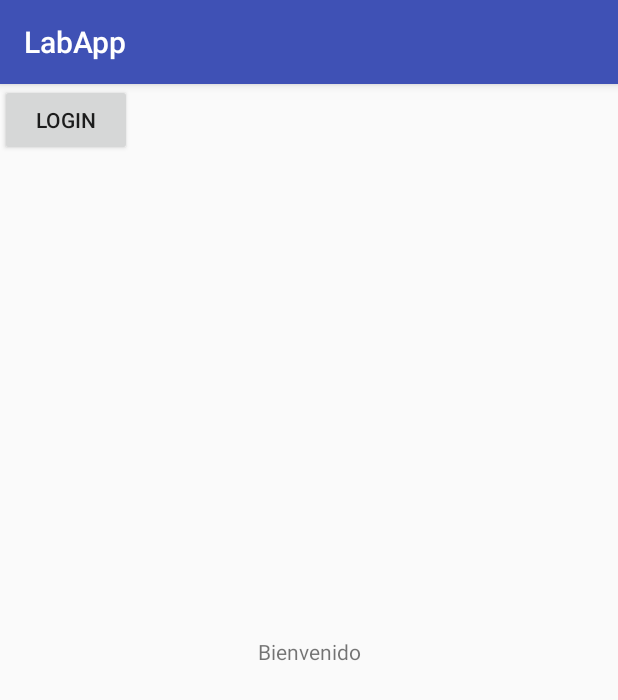
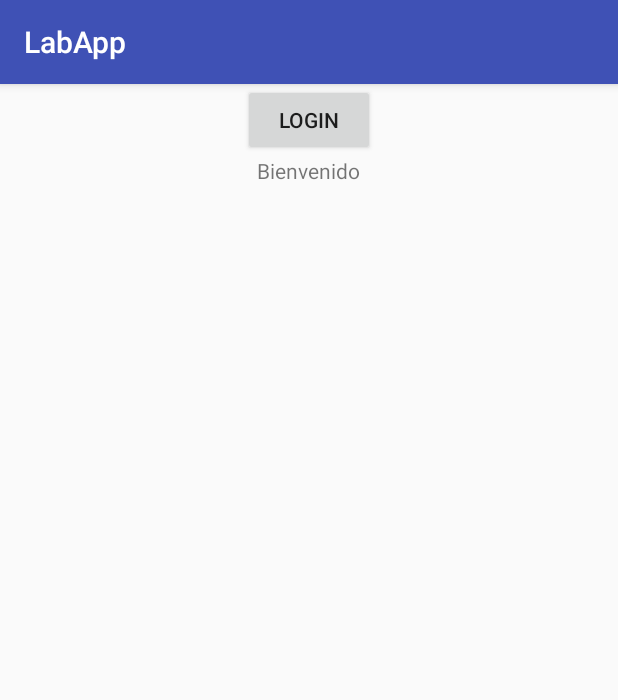
Before and after one commit to ICC-4102-APLICACIONESMOVILES/laboratorio-6-angelesaldunate, an Android app: the screen it shows after launch (MainActivity), on a phone screen of 412 x 824 dp. Shown: the top 700 px of the screen. Run offline under Robolectric (Android 15) with nearby library versions, the phone set to English and light mode, and no system bars.

```diff
--- a/app/src/main/AndroidManifest.xml
+++ b/app/src/main/AndroidManifest.xml
@@ -31,7 +31,6 @@
                 android:name="android.support.PARENT_ACTIVITY"
                 android:value=".MainActivity" />
         </activity>
-        <activity android:name=".SimpleLoginActivity"></activity>
     </application>
 
 </manifest>
--- a/app/src/main/res/layout/activity_main.xml
+++ b/app/src/main/res/layout/activity_main.xml
@@ -1,19 +1,11 @@
 <?xml version="1.0" encoding="utf-8"?>
-<android.support.constraint.ConstraintLayout xmlns:android="http://schemas.android.com/apk/res/android"
+<LinearLayout xmlns:android="http://schemas.android.com/apk/res/android"
     xmlns:app="http://schemas.android.com/apk/res-auto"
     xmlns:tools="http://schemas.android.com/tools"
     android:layout_width="match_parent"
     android:layout_height="match_parent"
+    android:orientation="vertical"
     tools:context="com.example.angeles.labapp.MainActivity">
-
-    <TextView
-        android:layout_width="wrap_content"
-        android:layout_height="31dp"
-        android:text="Bienvenido"
-        app:layout_constraintBottom_toBottomOf="parent"
-        app:layout_constraintLeft_toLeftOf="parent"
-        app:layout_constraintRight_toRightOf="parent"
-        app:layout_constraintTop_toTopOf="parent" />
 
     <Button
         android:id="@+id/button"
@@ -21,7 +13,37 @@
         android:layout_height="wrap_content"
         android:onClick="openLogin"
         android:text="Login"
+        android:layout_gravity="center_horizontal"
         tools:layout_editor_absoluteX="280dp"
         tools:layout_editor_absoluteY="16dp" />
 
-</android.support.constraint.ConstraintLayout>
+
+
+    <TextView
+        android:id="@+id/textViewBienvenido"
+        android:layout_width="wrap_content"
+        android:layout_height="31dp"
+        android:layout_gravity="center_horizontal"
+        android:text="Bienvenido"
+        app:layout_constraintBottom_toBottomOf="parent"
+        app:layout_constraintLeft_toLeftOf="parent"
+        app:layout_constraintRight_toRightOf="parent"
+        app:layout_constraintTop_toTopOf="parent" />
+
+    <TextView
+        android:id="@+id/textViewNombre"
+        android:layout_width="187dp"
+        android:layout_height="wrap_content"
+        android:layout_gravity="center_horizontal"
+        android:text="" />
+
+    <TextView
+        android:id="@+id/textViewPassword"
+        android:layout_width="192dp"
+        android:layout_height="wrap_content"
+        android:layout_gravity="center_horizontal"
+        android:text="" />
+
+
+
+</LinearLayout>
--- a/app/src/main/res/layout/layout.xml
+++ /dev/null
@@ -1,6 +0,0 @@
-<?xml version="1.0" encoding="utf-8"?>
-<LinearLayout xmlns:android="http://schemas.android.com/apk/res/android"
-    android:layout_width="match_parent"
-    android:layout_height="match_parent">
-
-</LinearLayout>
```
Also changed, not shown: app/src/main/java/com/example/angeles/labapp/LoginActivity.java (+21 -1 lines), app/src/main/java/com/example/angeles/labapp/MainActivity.java (+28 -6 lines), app/src/main/java/com/example/angeles/labapp/SimpleLoginActivity.java (deleted, +0 -20 lines), app/src/main/res/layout/activity_simple_login.xml (deleted, +0 -16 lines).
